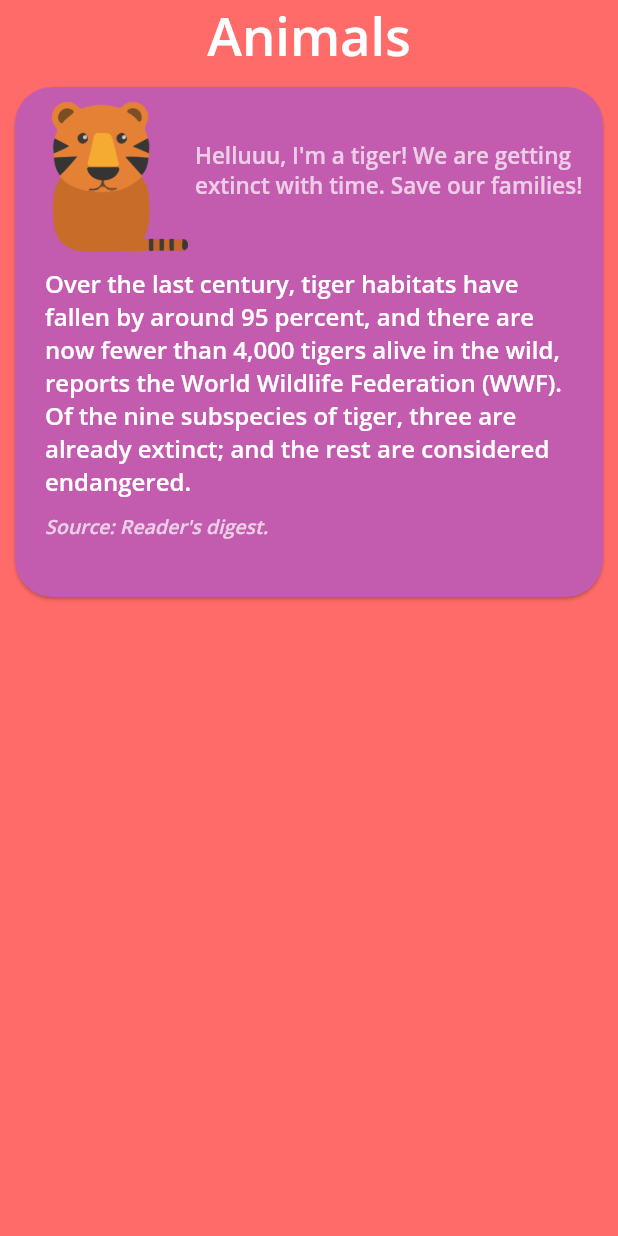
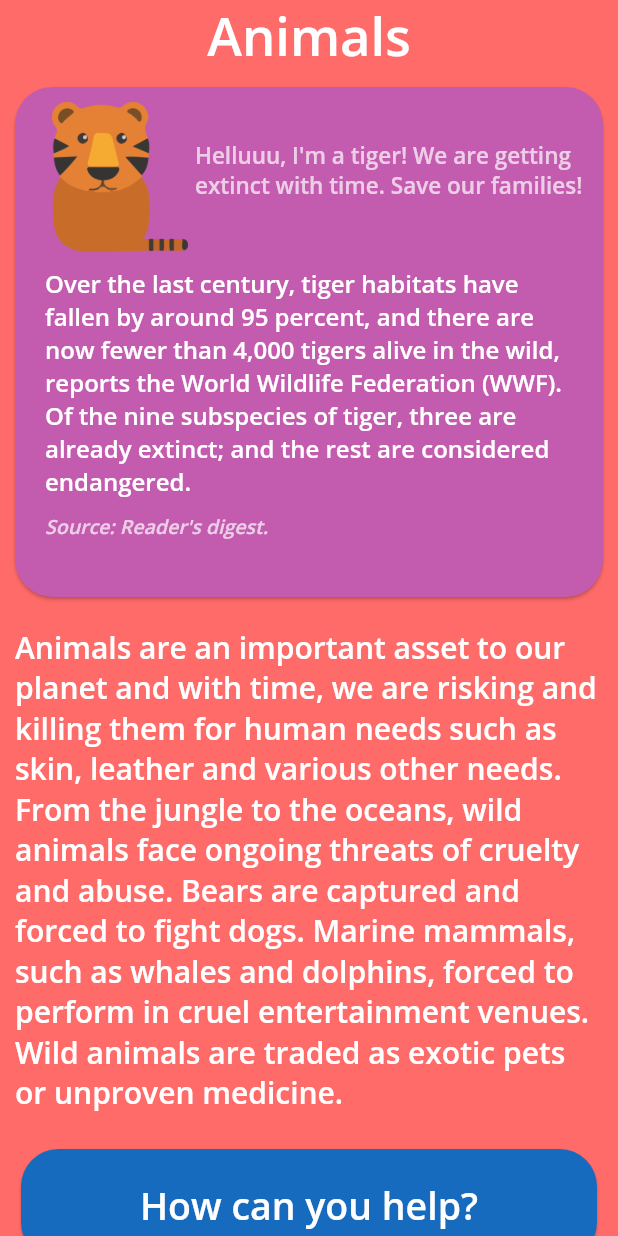
Before and after one commit to ameysunu/envirapp, a Flutter app: the screen it shows after launch, after a tap on "Animals", on a phone screen of 412 x 824 dp. Run offline on Flutter 3.47's test engine with Material 2 defaults, Android fonts, the phone set to English and light mode, and no system bars; our stand-ins replace hexcolor.

Commit message:
animals added

```diff
--- a/lib/animals.dart
+++ b/lib/animals.dart
@@ -13,7 +13,8 @@ class _AnimalsState extends State<Animals> {
       debugShowCheckedModeBanner: false,
       home: Scaffold(
         backgroundColor: Hexcolor("#FF6B69"),
-        body: SafeArea(
+        body: SingleChildScrollView(
+          child: SafeArea(
             child: Column(
               children: <Widget>[
                 Center(
@@ -35,7 +36,8 @@ class _AnimalsState extends State<Animals> {
                       bottom: Radius.circular(25.0),
                     ),
                   ),
-                margin: EdgeInsets.symmetric(vertical: 10.0, horizontal: 10.0),
+                  margin:
+                      EdgeInsets.symmetric(vertical: 10.0, horizontal: 10.0),
                   child: SizedBox(
                     height: 340.0,
                     width: double.infinity,
@@ -89,7 +91,67 @@ class _AnimalsState extends State<Animals> {
                     ),
                   ),
                 ),
+                Padding(
+                  padding: const EdgeInsets.all(10.0),
+                  child: Text(
+                    "Animals are an important asset to our planet and with time, we are risking and killing them for human needs such as skin, leather and various other needs. From the jungle to the oceans, wild animals face ongoing threats of cruelty and abuse. Bears are captured and forced to fight dogs. Marine mammals, such as whales and dolphins, forced to perform in cruel entertainment venues. Wild animals are traded as exotic pets or unproven medicine.",
+                    style: TextStyle(
+                      fontFamily: 'OpenSans',
+                      color: Colors.white,
+                      fontSize: 20,
+                    ),
+                  ),
+                ),
+                Padding(
+                  padding: const EdgeInsets.all(10.0),
+                  child: Card(
+                    color: Hexcolor('#176BBF'),
+                    shape: RoundedRectangleBorder(
+                      borderRadius: BorderRadius.vertical(
+                        top: Radius.circular(25.0),
+                        bottom: Radius.circular(25.0),
+                      ),
+                    ),
+                    child: Padding(
+                      padding: const EdgeInsets.all(20.0),
+                      child: Center(
+                        child: Text(
+                          "How can you help?",
+                          style: TextStyle(
+                            fontFamily: 'OpenSans',
+                            color: Colors.white,
+                            fontSize: 25,
+                          ),
+                        ),
+                      ),
+                    ),
+                  ),
+                ),
+                Padding(
+                  padding: const EdgeInsets.all(10.0),
+                  child: Card(
+                    color: Hexcolor('#FFE4DF'),
+                    shape: RoundedRectangleBorder(
+                      borderRadius: BorderRadius.vertical(
+                        top: Radius.circular(25.0),
+                        bottom: Radius.circular(25.0),
+                      ),
+                    ),
+                    child: Padding(
+                      padding: const EdgeInsets.all(20.0),
+                      child: Text(
+                        "By supporting organizations like PETA, WWF and World Animal Protection, you are not just helping to change one life, but many more. Animals belong to their habitats just like humans belong to theirs. Let's not invade their space and also by donating, you are supporting the cause.",
+                        style: TextStyle(
+                          fontFamily: 'OpenSans',
+                          fontSize: 15,
+                          color: Hexcolor('#176BBF'),
+                        ),
+                      ),
+                    ),
+                  ),
+                )
               ],
+            ),
           ),
         ),
       ),
```
Lines whose indentation alone changed are shown as unchanged.
